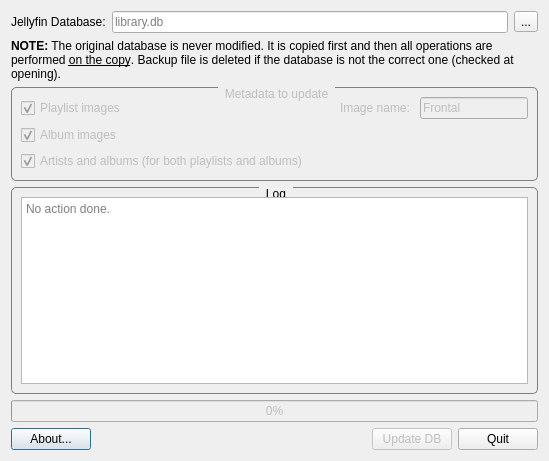
Above: MainDialog.ui from FelixdelasPozas/Jellyfin-Database-Tweaker before the change. Below: the same form after it.
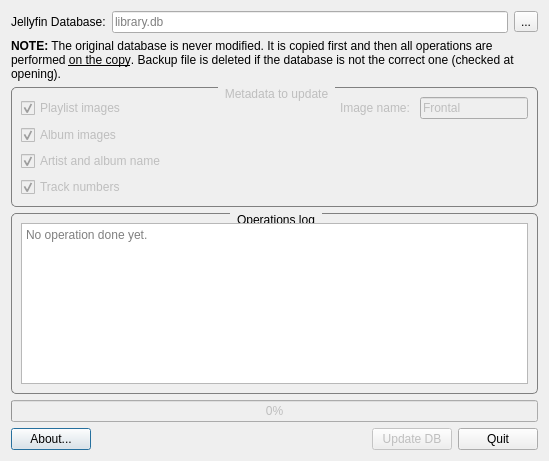
That is the form after the change. Icons and pictures are not drawn.

Commit message: Playlist track lists in JSON added to playlist metadata.

The edit to the form file:
```diff
--- a/MainDialog.ui
+++ b/MainDialog.ui
@@ -147,7 +147,20 @@
       <item>
        <widget class="QCheckBox" name="m_artistAndAlbums">
         <property name="text">
-         <string>Artists and albums (for both playlists and albums)</string>
+         <string>Artist and album name</string>
+        </property>
+        <property name="checked">
+         <bool>true</bool>
+        </property>
+       </widget>
+      </item>
+      <item>
+       <widget class="QCheckBox" name="m_trackNumbers">
+        <property name="toolTip">
+         <string>Update track sequence number in tracks metadata.</string>
+        </property>
+        <property name="text">
+         <string>Track numbers</string>
         </property>
         <property name="checked">
          <bool>true</bool>
@@ -173,7 +186,7 @@
 }</string>
      </property>
      <property name="title">
-      <string>Log</string>
+      <string>Operations log</string>
      </property>
      <layout class="QVBoxLayout" name="verticalLayout_3">
       <item>
@@ -185,7 +198,7 @@
          <bool>true</bool>
         </property>
         <property name="placeholderText">
-         <string>No action done.</string>
+         <string>No operation done yet.</string>
         </property>
        </widget>
       </item>
```
Left out of the diff: 42 changed lines with no effect on the pictures. The commit also changes 3 other files.
